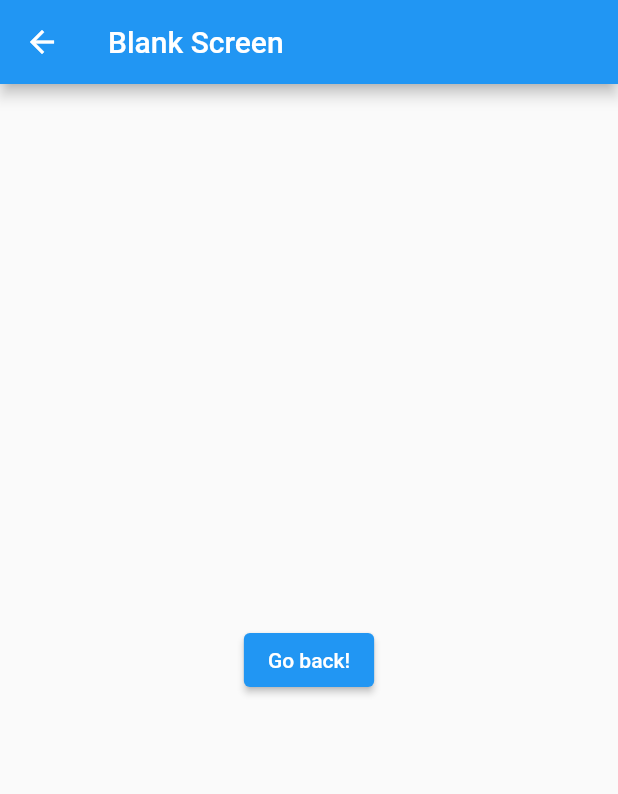
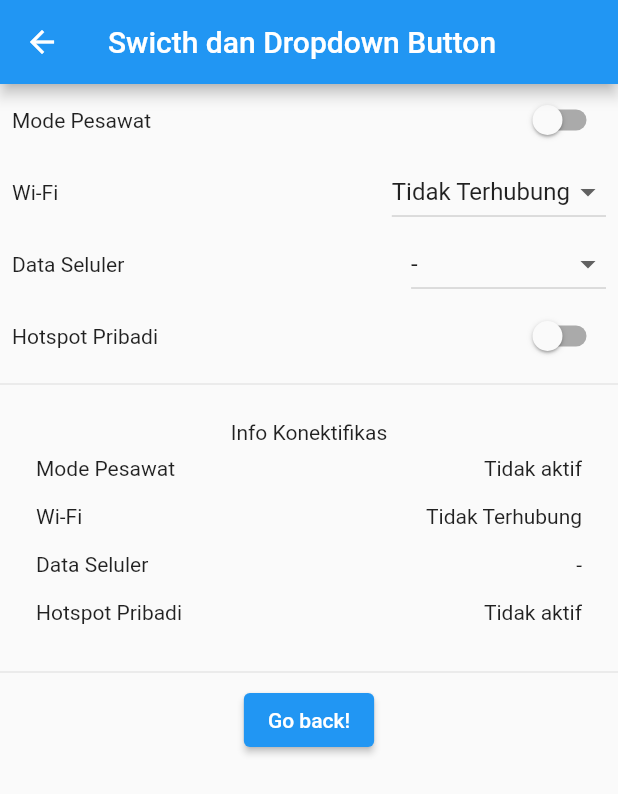
Before and after one commit to letman16/tugas_project_mobile_front_end, a Flutter app: the screen it shows after launch, after a tap on "Komponen Swicth dan Dropdown Button", on a phone screen of 412 x 824 dp. Shown: the top 794 px of the screen. Run offline on Flutter 3.47's test engine with Material 2 defaults, Android fonts, the phone set to English and light mode, and no system bars.

Commit message:
Menambahkan dan Mengintegrasikan file project materi minggu 6

```diff
--- a/lib/main.dart
+++ b/lib/main.dart
@@ -1,9 +1,16 @@
 import 'package:flutter/material.dart';
+import 'package:provider/provider.dart';
 import 'package:tugas_kelompok/blank_screen.dart';
 
 import 'package:tugas_kelompok/minggu02/minggu02.dart';
+import 'package:tugas_kelompok/minggu06/minggu06.dart';
+import 'package:tugas_kelompok/minggu06/minggu06_provider.dart';
 
-void main() => runApp(const MyApp());
+void main() {
+  runApp(MultiProvider(
+      providers: [ChangeNotifierProvider(create: (_) => Minggu06Provider())],
+      child: const MyApp()));
+}
 
 class MyApp extends StatelessWidget {
   const MyApp({super.key});
@@ -123,7 +130,7 @@ class TableTugasKelompok extends StatelessWidget {
         'materi': ElevatedButton(
           onPressed: () {
             Navigator.push(context, MaterialPageRoute(builder: (context) {
-              return const BlankScreen();
+              return const Minggu06();
             }));
           },
           style: ElevatedButton.styleFrom(
--- /dev/null
+++ b/lib/minggu06/minggu06.dart
@@ -0,0 +1,183 @@
+import 'package:flutter/material.dart';
+import 'package:provider/provider.dart';
+import 'package:tugas_kelompok/minggu06/minggu06_provider.dart';
+
+class Minggu06 extends StatefulWidget {
+  const Minggu06({super.key});
+
+  @override
+  // ignore: library_private_types_in_public_api
+  _Minggu06State createState() => _Minggu06State();
+}
+
+class _Minggu06State extends State<Minggu06> {
+  // List Items Dropdown
+  String itemSelectedWifi = "Tidak Terhubung";
+  List itemsWifi = ["Tidak Terhubung", "Mikroskil", "Wifi Gratis", "Wifi ABC"];
+
+  String itemSelectedDataSelular = "-";
+  List itemsDataSelular = ["-", "SIM 1", "SIM 2", "Mode Pesawat"];
+
+  @override
+  Widget build(BuildContext context) {
+    final prov = Provider.of<Minggu06Provider>(context);
+    return Scaffold(
+      appBar: AppBar(
+        title: const Text('Swicth dan Dropdown Button'),
+      ),
+      body: Column(
+        children: [
+          Padding(
+            padding: const EdgeInsets.only(left: 8.0, right: 8.0),
+            child: Row(
+              mainAxisAlignment: MainAxisAlignment.spaceBetween,
+              children: [
+                const Text("Mode Pesawat"),
+                Switch(
+                    value: prov.enableModePesawat,
+                    activeColor: Colors.green,
+                    onChanged: (val) {
+                      prov.setModePesawat = val;
+                      if (prov.enableModePesawat) {
+                        setState(() {
+                          itemSelectedDataSelular = "Mode Pesawat";
+                          prov.setHotspotPribadi = false;
+                        });
+                      } else {
+                        setState(() {
+                          itemSelectedDataSelular = "-";
+                        });
+                      }
+                    })
+              ],
+            ),
+          ),
+          Padding(
+            padding: const EdgeInsets.only(left: 8.0, right: 8.0),
+            child: Row(
+              mainAxisAlignment: MainAxisAlignment.spaceBetween,
+              children: [
+                const Text("Wi-Fi"),
+                DropdownButton(
+                    items: itemsWifi.map((itemWifi) {
+                      return DropdownMenuItem(
+                          value: itemWifi, child: Text(itemWifi));
+                    }).toList(),
+                    value: itemSelectedWifi,
+                    onChanged: (val) {
+                      setState(() {
+                        itemSelectedWifi = val as String;
+                      });
+                    })
+              ],
+            ),
+          ),
+          Padding(
+            padding: const EdgeInsets.only(left: 8.0, right: 8.0),
+            child: Row(
+              mainAxisAlignment: MainAxisAlignment.spaceBetween,
+              children: [
+                const Text("Data Seluler"),
+                DropdownButton(
+                  items: itemsDataSelular.map((itemDataSelular) {
+                    return DropdownMenuItem(
+                        value: itemDataSelular, child: Text(itemDataSelular));
+                  }).toList(),
+                  value: itemSelectedDataSelular,
+                  onChanged: prov.enableModePesawat
+                      ? null
+                      : (val) {
+                          setState(() {
+                            itemSelectedDataSelular = val as String;
+                          });
+                        },
+                  disabledHint: Text(itemSelectedDataSelular),
+                )
+              ],
+            ),
+          ),
+          Padding(
+            padding: const EdgeInsets.only(left: 8.0, right: 8.0),
+            child: Row(
+              mainAxisAlignment: MainAxisAlignment.spaceBetween,
+              children: [
+                const Text("Hotspot Pribadi"),
+                Switch(
+                    value: prov.enableHotspotPribadi,
+                    activeColor: Colors.green,
+                    onChanged: prov.enableModePesawat
+                        ? null
+                        : (val) {
+                            if (itemSelectedDataSelular == "-" ||
+                                itemSelectedDataSelular == "Mode Pesawat") {
+                              print(
+                                  "Hotspot Pribadi tidak bisa diaktifkan ketika Data Seluler belum dipilih atau dalam keadaan Mode Pesawat");
+                            } else {
+                              prov.setHotspotPribadi = val;
+                            }
+                          }),
+              ],
+            ),
+          ),
+          const Divider(),
+          SizedBox(
+            child: Padding(
+              padding: const EdgeInsets.all(8.0),
+              child: Padding(
+                padding: const EdgeInsets.all(8.0),
+                child: Column(children: [
+                  const Text("Info Konektifikas"),
+                  Padding(
+                    padding: const EdgeInsets.all(8.0),
+                    child: Row(
+                      mainAxisAlignment: MainAxisAlignment.spaceBetween,
+                      children: [
+                        const Text("Mode Pesawat"),
+                        Text(prov.enableModePesawat ? "Aktif" : "Tidak aktif")
+                      ],
+                    ),
+                  ),
+                  Padding(
+                    padding: const EdgeInsets.all(8.0),
+                    child: Row(
+                      mainAxisAlignment: MainAxisAlignment.spaceBetween,
+                      children: [const Text("Wi-Fi"), Text(itemSelectedWifi)],
+                    ),
+                  ),
+                  Padding(
+                    padding: const EdgeInsets.all(8.0),
+                    child: Row(
+                      mainAxisAlignment: MainAxisAlignment.spaceBetween,
+                      children: [
+                        const Text("Data Seluler"),
+                        Text(itemSelectedDataSelular)
+                      ],
+                    ),
+                  ),
+                  Padding(
+                    padding: const EdgeInsets.all(8.0),
+                    child: Row(
+                      mainAxisAlignment: MainAxisAlignment.spaceBetween,
+                      children: [
+                        const Text("Hotspot Pribadi"),
+                        Text(
+                            prov.enableHotspotPribadi ? "Aktif" : "Tidak aktif")
+                      ],
+                    ),
+                  )
+                ]),
+              ),
+            ),
+          ),
+          const Divider(),
+          ElevatedButton(
+            onPressed: () {
+              Navigator.pop(context);
+            },
+            child: const Text('Go back!'),
+          ),
+        ],
+      ),
+    );
+  }
+}
--- /dev/null
+++ b/lib/minggu06/minggu06_provider.dart
@@ -0,0 +1,21 @@
+import 'package:flutter/material.dart';
+
+class Minggu06Provider extends ChangeNotifier {
+  bool _enableModePesawat = false;
+
+  bool get enableModePesawat => _enableModePesawat;
+
+  set setModePesawat(val) {
+    _enableModePesawat = val;
+    notifyListeners();
+  }
+
+  bool _enableHotspotPribadi = false;
+
+  bool get enableHotspotPribadi => _enableHotspotPribadi;
+
+  set setHotspotPribadi(val) {
+    _enableHotspotPribadi = val;
+    notifyListeners();
+  }
+}
```
